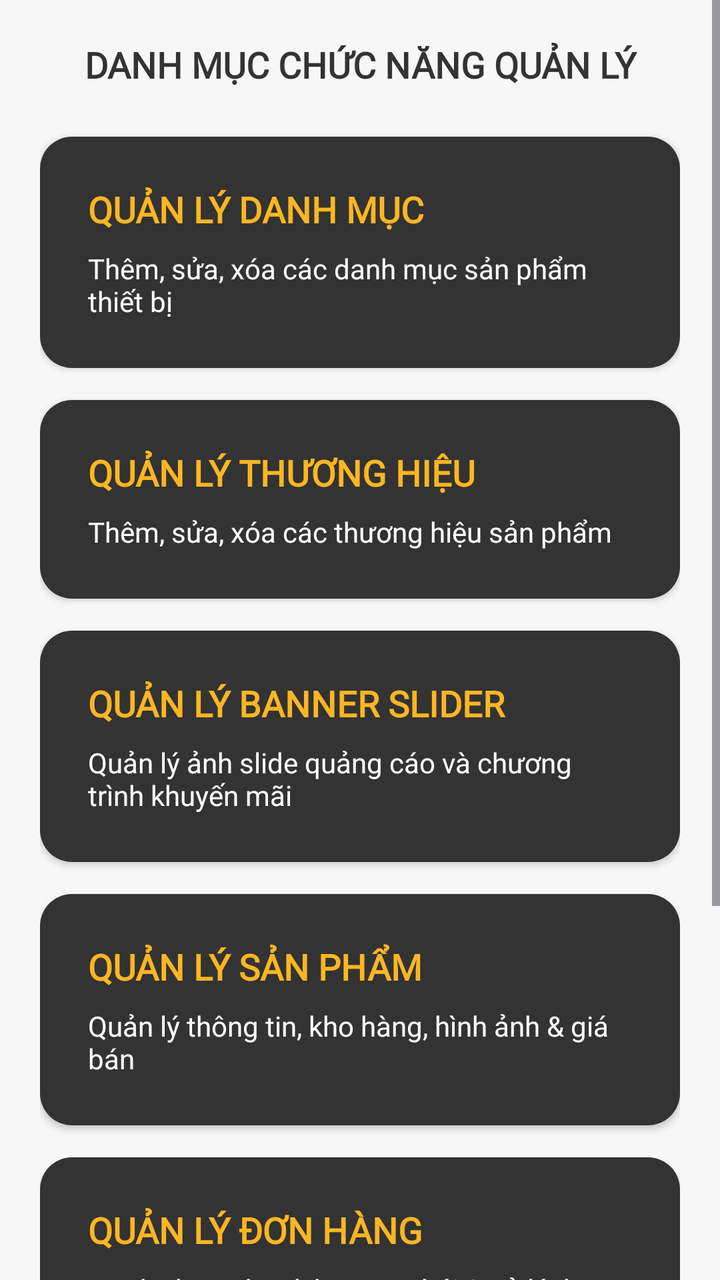
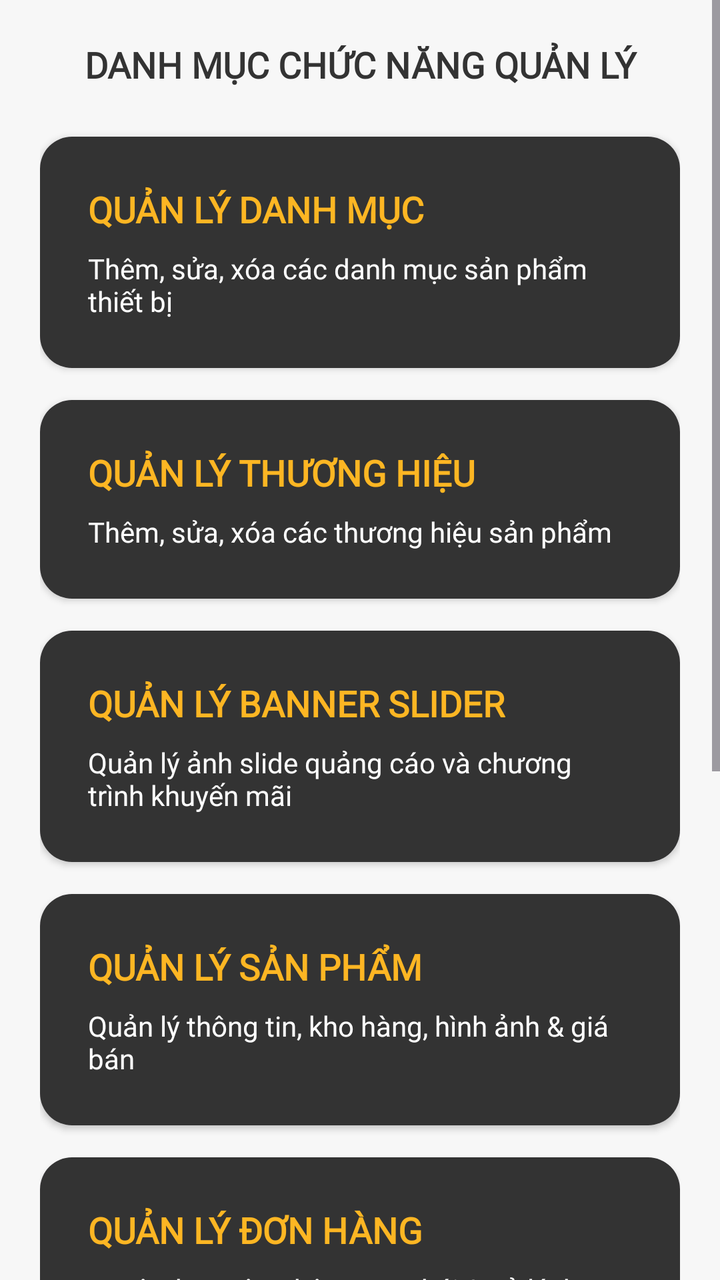

The first picture is an Android layout as it rendered before a commit; the second is the same layout after the commit. The layout source and the unified diff follow.
<!-- AndroidManifest.xml: application theme Theme.MobileDeviceStoreTDMU -->
<!-- res/layout/fragment_admin_management.xml -->
<?xml version="1.0" encoding="utf-8"?>
<LinearLayout xmlns:android="http://schemas.android.com/apk/res/android"
    xmlns:app="http://schemas.android.com/apk/res-auto"
    android:layout_width="match_parent"
    android:layout_height="match_parent"
    android:orientation="vertical"
    android:background="@color/bg_light">

    <ScrollView
        android:layout_width="match_parent"
        android:layout_height="match_parent"
        android:clipToPadding="false"
        android:paddingBottom="24dp">

        <LinearLayout
            android:layout_width="match_parent"
            android:layout_height="wrap_content"
            android:orientation="vertical"
            android:padding="20dp">

            
            <TextView
                android:layout_width="match_parent"
                android:layout_height="wrap_content"
                android:text="DANH MỤC CHỨC NĂNG QUẢN LÝ"
                android:gravity="center"
                android:fontFamily="@font/nunito"
                android:textSize="18sp"
                android:textStyle="bold"
                android:textColor="@color/text_primary"
                android:layout_marginBottom="24dp" />

            
            <com.google.android.material.card.MaterialCardView
                android:id="@+id/cardQuanLyDanhMuc"
                android:layout_width="match_parent"
                android:layout_height="wrap_content"
                android:layout_marginBottom="16dp"
                android:clickable="true"
                android:focusable="true"
                app:cardCornerRadius="16dp"
                app:cardElevation="2dp"
                app:strokeWidth="0dp">

                <LinearLayout
                    android:layout_width="match_parent"
                    android:layout_height="wrap_content"
                    android:orientation="vertical"
                    android:background="@color/primary_black"
                    android:padding="24dp">

                    <TextView
                        android:layout_width="wrap_content"
                        android:layout_height="wrap_content"
                        android:text="QUẢN LÝ DANH MỤC"
                        android:textColor="@color/primary_yellow"
                        android:textSize="18sp"
                        android:textStyle="bold" />

                    <TextView
                        android:layout_width="wrap_content"
                        android:layout_height="wrap_content"
                        android:text="Thêm, sửa, xóa các danh mục sản phẩm thiết bị"
                        android:textColor="@color/bg_white"
                        android:textSize="14sp"
                        android:layout_marginTop="8dp" />

                </LinearLayout>

            </com.google.android.material.card.MaterialCardView>

            
            <com.google.android.material.card.MaterialCardView
                android:id="@+id/cardQuanLyThuongHieu"
                android:layout_width="match_parent"
                android:layout_height="wrap_content"
                android:layout_marginBottom="16dp"
                android:clickable="true"
                android:focusable="true"
                app:cardCornerRadius="16dp"
                app:cardElevation="2dp"
                app:strokeWidth="0dp">

                <LinearLayout
                    android:layout_width="match_parent"
                    android:layout_height="wrap_content"
                    android:orientation="vertical"
                    android:background="@color/primary_black"
                    android:padding="24dp">

                    <TextView
                        android:layout_width="wrap_content"
                        android:layout_height="wrap_content"
                        android:text="QUẢN LÝ THƯƠNG HIỆU"
                        android:textColor="@color/primary_yellow"
                        android:textSize="18sp"
                        android:textStyle="bold" />

                    <TextView
                        android:layout_width="wrap_content"
                        android:layout_height="wrap_content"
                        android:text="Thêm, sửa, xóa các thương hiệu sản phẩm"
                        android:textColor="@color/bg_white"
                        android:textSize="14sp"
                        android:layout_marginTop="8dp" />

                </LinearLayout>

            </com.google.android.material.card.MaterialCardView>

            
            <com.google.android.material.card.MaterialCardView
                android:id="@+id/cardQuanLyBanner"
                android:layout_width="match_parent"
                android:layout_height="wrap_content"
                android:layout_marginBottom="16dp"
                android:clickable="true"
                android:focusable="true"
                app:cardCornerRadius="16dp"
                app:cardElevation="2dp"
                app:strokeWidth="0dp">

                <LinearLayout
                    android:layout_width="match_parent"
                    android:layout_height="wrap_content"
                    android:orientation="vertical"
                    android:background="@color/primary_black"
                    android:padding="24dp">

                    <TextView
                        android:layout_width="wrap_content"
                        android:layout_height="wrap_content"
                        android:text="QUẢN LÝ BANNER SLIDER"
                        android:textColor="@color/primary_yellow"
                        android:textSize="18sp"
                        android:textStyle="bold" />

                    <TextView
                        android:layout_width="wrap_content"
                        android:layout_height="wrap_content"
                        android:text="Quản lý ảnh slide quảng cáo và chương trình khuyến mãi"
                        android:textColor="@color/bg_white"
                        android:textSize="14sp"
                        android:layout_marginTop="8dp" />

                </LinearLayout>

            </com.google.android.material.card.MaterialCardView>

            
            <com.google.android.material.card.MaterialCardView
                android:id="@+id/cardQuanLySanPham"
                android:layout_width="match_parent"
                android:layout_height="wrap_content"
                android:layout_marginBottom="16dp"
                android:clickable="true"
                android:focusable="true"
                app:cardCornerRadius="16dp"
                app:cardElevation="2dp"
                app:strokeWidth="0dp">

                <LinearLayout
                    android:layout_width="match_parent"
                    android:layout_height="wrap_content"
                    android:orientation="vertical"
                    android:background="@color/primary_black"
                    android:padding="24dp">

                    <TextView
                        android:layout_width="wrap_content"
                        android:layout_height="wrap_content"
                        android:text="QUẢN LÝ SẢN PHẨM"
                        android:textColor="@color/primary_yellow"
                        android:textSize="18sp"
                        android:textStyle="bold" />

                    <TextView
                        android:layout_width="wrap_content"
                        android:layout_height="wrap_content"
                        android:text="Quản lý thông tin, kho hàng, hình ảnh &amp; giá bán"
                        android:textColor="@color/bg_white"
                        android:textSize="14sp"
                        android:layout_marginTop="8dp" />

                </LinearLayout>

            </com.google.android.material.card.MaterialCardView>

            
            <com.google.android.material.card.MaterialCardView
                android:id="@+id/cardQuanLyDonHang"
                android:layout_width="match_parent"
                android:layout_height="wrap_content"
                android:layout_marginBottom="16dp"
                android:clickable="true"
                android:focusable="true"
                app:cardCornerRadius="16dp"
                app:cardElevation="2dp"
                app:strokeWidth="0dp">

                <LinearLayout
                    android:layout_width="match_parent"
                    android:layout_height="wrap_content"
                    android:orientation="vertical"
                    android:background="@color/primary_black"
                    android:padding="24dp">

                    <TextView
                        android:layout_width="wrap_content"
                        android:layout_height="wrap_content"
                        android:text="QUẢN LÝ ĐƠN HÀNG"
                        android:textColor="@color/primary_yellow"
                        android:textSize="18sp"
                        android:textStyle="bold" />

                    <TextView
                        android:layout_width="wrap_content"
                        android:layout_height="wrap_content"
                        android:text="Duyệt đơn, cập nhật trạng thái &amp; xử lý đơn hủy"
                        android:textColor="@color/bg_white"
                        android:textSize="14sp"
                        android:layout_marginTop="8dp" />

                </LinearLayout>

            </com.google.android.material.card.MaterialCardView>

            
            <com.google.android.material.card.MaterialCardView
                android:id="@+id/cardQuanLyTaiKhoan"
                android:layout_width="match_parent"
                android:layout_height="wrap_content"
                android:layout_marginBottom="24dp"
                android:clickable="true"
                android:focusable="true"
                app:cardCornerRadius="16dp"
                app:cardElevation="2dp"
                app:strokeWidth="0dp">

                <LinearLayout
                    android:layout_width="match_parent"
                    android:layout_height="wrap_content"
                    android:orientation="vertical"
                    android:background="@color/primary_black"
                    android:padding="24dp">

                    <TextView
                        android:layout_width="wrap_content"
                        android:layout_height="wrap_content"
                        android:text="QUẢN LÝ TÀI KHOẢN"
                        android:textColor="@color/primary_yellow"
                        android:textSize="18sp"
                        android:textStyle="bold" />

                    <TextView
                        android:layout_width="wrap_content"
                        android:layout_height="wrap_content"
                        android:text="Danh sách khách hàng, khóa/mở khóa &amp; xóa tài khoản"
                        android:textColor="@color/bg_white"
                        android:textSize="14sp"
                        android:layout_marginTop="8dp" />

                </LinearLayout>

            </com.google.android.material.card.MaterialCardView>

        </LinearLayout>

    </ScrollView>

</LinearLayout>
<!-- resources referenced by this layout -->
<resources>
  <color name="bg_light">#F7F7F7</color>
  <color name="bg_white">#FFFFFF</color>
  <color name="primary_black">#333333</color>
  <color name="primary_yellow">#FDB623</color>
  <color name="text_primary">#333333</color>
  <style name="Theme.MobileDeviceStoreTDMU" parent="Base.Theme.MobileDeviceStoreTDMU" />
  <style name="Base.Theme.MobileDeviceStoreTDMU" parent="Theme.Material3.Light.NoActionBar">
          
          <item name="android:statusBarColor">@color/primary_yellow</item>
          <item name="android:windowLightStatusBar">true</item>
  
          <item name="android:navigationBarColor">@color/primary_yellow</item>
          <item name="android:windowLightNavigationBar" tools:targetApi="O_MR1">true</item>
          <item name="fontFamily">@font/nunito</item>
      </style>
</resources>

<!-- the commit's change to res/layout/fragment_admin_management.xml (unified diff, before → after) -->
@@ -230,6 +230,45 @@
                 android:id="@+id/cardQuanLyTaiKhoan"
                 android:layout_width="match_parent"
                 android:layout_height="wrap_content"
+                android:layout_marginBottom="16dp"
+                android:clickable="true"
+                android:focusable="true"
+                app:cardCornerRadius="16dp"
+                app:cardElevation="2dp"
+                app:strokeWidth="0dp">
+
+                <LinearLayout
+                    android:layout_width="match_parent"
+                    android:layout_height="wrap_content"
+                    android:orientation="vertical"
+                    android:background="@color/primary_black"
+                    android:padding="24dp">
+
+                    <TextView
+                        android:layout_width="wrap_content"
+                        android:layout_height="wrap_content"
+                        android:text="QUẢN LÝ TÀI KHOẢN"
+                        android:textColor="@color/primary_yellow"
+                        android:textSize="18sp"
+                        android:textStyle="bold" />
+
+                    <TextView
+                        android:layout_width="wrap_content"
+                        android:layout_height="wrap_content"
+                        android:text="Danh sách khách hàng, khóa/mở khóa &amp; xóa tài khoản"
+                        android:textColor="@color/bg_white"
+                        android:textSize="14sp"
+                        android:layout_marginTop="8dp" />
+
+                </LinearLayout>
+
+            </com.google.android.material.card.MaterialCardView>
+
+            
+            <com.google.android.material.card.MaterialCardView
+                android:id="@+id/cardQuanLyVoucher"
+                android:layout_width="match_parent"
+                android:layout_height="wrap_content"
                 android:layout_marginBottom="24dp"
                 android:clickable="true"
                 android:focusable="true"
@@ -247,15 +286,15 @@
                     <TextView
                         android:layout_width="wrap_content"
                         android:layout_height="wrap_content"
-                        android:text="QUẢN LÝ TÀI KHOẢN"
-                        android:textColor="@color/primary_yellow"
-                        android:textSize="18sp"
-                        android:textStyle="bold" />
-
-                    <TextView
-                        android:layout_width="wrap_content"
-                        android:layout_height="wrap_content"
-                        android:text="Danh sách khách hàng, khóa/mở khóa &amp; xóa tài khoản"
+                        android:text="QUẢN LÝ MÃ GIẢM GIÁ (VOUCHER)"
+                        android:textColor="@color/primary_yellow"
+                        android:textSize="18sp"
+                        android:textStyle="bold" />
+
+                    <TextView
+                        android:layout_width="wrap_content"
+                        android:layout_height="wrap_content"
+                        android:text="Thêm, sửa, xóa mã voucher, mức giảm giá &amp; điều kiện áp dụng"
                         android:textColor="@color/bg_white"
                         android:textSize="14sp"
                         android:layout_marginTop="8dp" />
